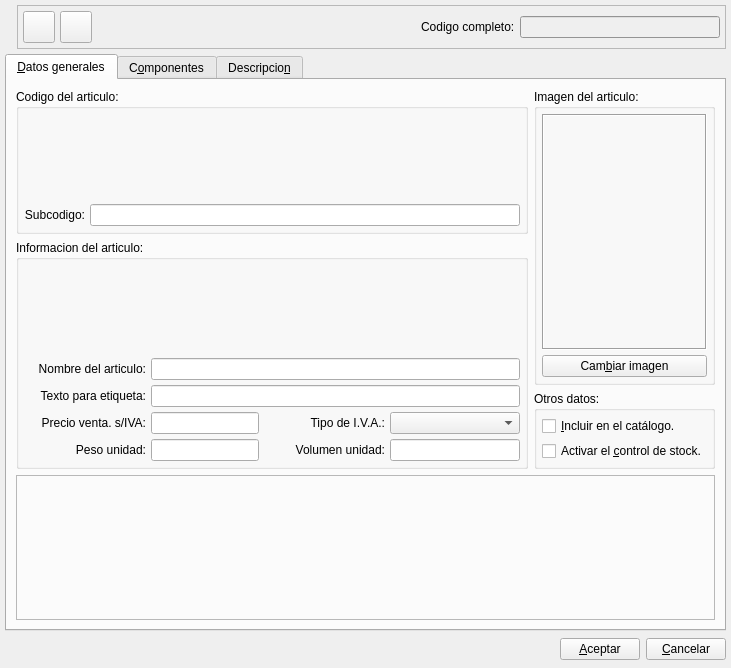
Qt form bulmages/bulmafact/src/articleeditbase.ui (eboladev/Bulmages-1) before a commit.
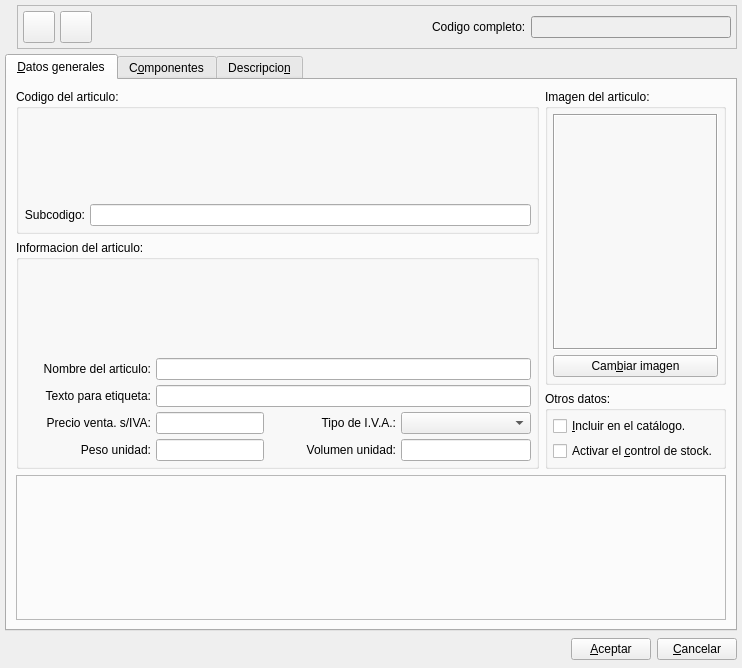
The same form after that commit. Icons and pictures are not drawn. Custom widgets are drawn as their Qt base class.

```diff
--- a/bulmages/bulmafact/src/articleeditbase.ui
+++ b/bulmages/bulmafact/src/articleeditbase.ui
@@ -5,7 +5,7 @@
    <rect>
     <x>0</x>
     <y>0</y>
-    <width>731</width>
+    <width>742</width>
     <height>668</height>
    </rect>
   </property>
@@ -152,9 +152,7 @@
         <item>
          <widget class="QLineEdit" name="mui_codigocompletoarticulo" >
           <property name="sizePolicy" >
-           <sizepolicy>
-            <hsizetype>0</hsizetype>
-            <vsizetype>0</vsizetype>
+           <sizepolicy vsizetype="Fixed" hsizetype="Fixed" >
             <horstretch>0</horstretch>
             <verstretch>0</verstretch>
            </sizepolicy>
@@ -657,7 +655,19 @@
        <property name="margin" >
         <number>9</number>
        </property>
-       <property name="spacing" >
+       <property name="topMargin" >
+        <number>9</number>
+       </property>
+       <property name="rightMargin" >
+        <number>9</number>
+       </property>
+       <property name="bottomMargin" >
+        <number>9</number>
+       </property>
+       <property name="horizontalSpacing" >
+        <number>6</number>
+       </property>
+       <property name="verticalSpacing" >
         <number>6</number>
        </property>
        <item row="3" column="0" colspan="2" >
@@ -673,9 +683,7 @@
        <item row="0" column="0" >
         <widget class="QGroupBox" name="groupBox" >
          <property name="sizePolicy" >
-          <sizepolicy>
-           <hsizetype>5</hsizetype>
-           <vsizetype>5</vsizetype>
+          <sizepolicy vsizetype="Preferred" hsizetype="Preferred" >
            <horstretch>0</horstretch>
            <verstretch>0</verstretch>
           </sizepolicy>
@@ -687,7 +695,19 @@
           <property name="margin" >
            <number>5</number>
           </property>
-          <property name="spacing" >
+          <property name="topMargin" >
+           <number>5</number>
+          </property>
+          <property name="rightMargin" >
+           <number>5</number>
+          </property>
+          <property name="bottomMargin" >
+           <number>5</number>
+          </property>
+          <property name="horizontalSpacing" >
+           <number>5</number>
+          </property>
+          <property name="verticalSpacing" >
            <number>5</number>
           </property>
           <item row="0" column="0" colspan="2" >
@@ -730,9 +750,7 @@
           <item row="1" column="1" >
            <widget class="QLineEdit" name="mui_codarticulo" >
             <property name="sizePolicy" >
-             <sizepolicy>
-              <hsizetype>7</hsizetype>
-              <vsizetype>0</vsizetype>
+             <sizepolicy vsizetype="Fixed" hsizetype="Expanding" >
               <horstretch>0</horstretch>
               <verstretch>0</verstretch>
              </sizepolicy>
@@ -745,9 +763,7 @@
        <item row="2" column="1" >
         <widget class="QGroupBox" name="groupBox_3" >
          <property name="sizePolicy" >
-          <sizepolicy>
-           <hsizetype>5</hsizetype>
-           <vsizetype>0</vsizetype>
+          <sizepolicy vsizetype="Fixed" hsizetype="Preferred" >
            <horstretch>0</horstretch>
            <verstretch>0</verstretch>
           </sizepolicy>
@@ -800,9 +816,7 @@
           <item>
            <widget class="QLabel" name="m_imagen" >
             <property name="sizePolicy" >
-             <sizepolicy>
-              <hsizetype>5</hsizetype>
-              <vsizetype>5</vsizetype>
+             <sizepolicy vsizetype="Preferred" hsizetype="Preferred" >
               <horstretch>0</horstretch>
               <verstretch>0</verstretch>
              </sizepolicy>
@@ -840,9 +854,7 @@
        <item rowspan="2" row="1" column="0" >
         <widget class="QGroupBox" name="groupBox_2" >
          <property name="sizePolicy" >
-          <sizepolicy>
-           <hsizetype>5</hsizetype>
-           <vsizetype>5</vsizetype>
+          <sizepolicy vsizetype="Preferred" hsizetype="Preferred" >
            <horstretch>0</horstretch>
            <verstretch>0</verstretch>
           </sizepolicy>
@@ -854,15 +866,25 @@
           <property name="margin" >
            <number>5</number>
           </property>
-          <property name="spacing" >
+          <property name="topMargin" >
+           <number>5</number>
+          </property>
+          <property name="rightMargin" >
+           <number>5</number>
+          </property>
+          <property name="bottomMargin" >
+           <number>5</number>
+          </property>
+          <property name="horizontalSpacing" >
+           <number>5</number>
+          </property>
+          <property name="verticalSpacing" >
            <number>5</number>
           </property>
           <item row="0" column="0" colspan="4" >
            <widget class="BusquedaTipoArticulo" native="1" name="mui_idtipoarticulo" >
             <property name="sizePolicy" >
-             <sizepolicy>
-              <hsizetype>7</hsizetype>
-              <vsizetype>7</vsizetype>
+             <sizepolicy vsizetype="Expanding" hsizetype="Expanding" >
               <horstretch>0</horstretch>
               <verstretch>0</verstretch>
              </sizepolicy>
@@ -881,9 +903,7 @@
           <item row="4" column="1" >
            <widget class="QLineEdit" name="mui_pesoundarticulo" >
             <property name="sizePolicy" >
-             <sizepolicy>
-              <hsizetype>0</hsizetype>
-              <vsizetype>0</vsizetype>
+             <sizepolicy vsizetype="Fixed" hsizetype="Fixed" >
               <horstretch>0</horstretch>
               <verstretch>0</verstretch>
              </sizepolicy>
@@ -899,9 +919,7 @@
           <item row="4" column="3" >
            <widget class="QLineEdit" name="mui_volumenundarticulo" >
             <property name="sizePolicy" >
-             <sizepolicy>
-              <hsizetype>0</hsizetype>
-              <vsizetype>5</vsizetype>
+             <sizepolicy vsizetype="Preferred" hsizetype="Fixed" >
               <horstretch>0</horstretch>
               <verstretch>0</verstretch>
              </sizepolicy>
@@ -923,9 +941,7 @@
           <item row="4" column="0" >
            <widget class="QLabel" name="textLabel3_2_4" >
             <property name="sizePolicy" >
-             <sizepolicy>
-              <hsizetype>5</hsizetype>
-              <vsizetype>5</vsizetype>
+             <sizepolicy vsizetype="Preferred" hsizetype="Preferred" >
               <horstretch>0</horstretch>
               <verstretch>0</verstretch>
              </sizepolicy>
@@ -941,9 +957,7 @@
           <item row="3" column="1" >
            <widget class="QLineEdit" name="mui_pvparticulo" >
             <property name="sizePolicy" >
-             <sizepolicy>
-              <hsizetype>0</hsizetype>
-              <vsizetype>0</vsizetype>
+             <sizepolicy vsizetype="Fixed" hsizetype="Fixed" >
               <horstretch>0</horstretch>
               <verstretch>0</verstretch>
              </sizepolicy>
@@ -959,9 +973,7 @@
           <item row="3" column="0" >
            <widget class="QLabel" name="textLabel3_2_3" >
             <property name="sizePolicy" >
-             <sizepolicy>
-              <hsizetype>5</hsizetype>
-              <vsizetype>5</vsizetype>
+             <sizepolicy vsizetype="Preferred" hsizetype="Preferred" >
               <horstretch>0</horstretch>
               <verstretch>0</verstretch>
              </sizepolicy>
@@ -980,9 +992,7 @@
           <item row="1" column="0" >
            <widget class="QLabel" name="textLabel2" >
             <property name="sizePolicy" >
-             <sizepolicy>
-              <hsizetype>5</hsizetype>
-              <vsizetype>5</vsizetype>
+             <sizepolicy vsizetype="Preferred" hsizetype="Preferred" >
               <horstretch>0</horstretch>
               <verstretch>0</verstretch>
              </sizepolicy>
@@ -1008,9 +1018,7 @@
              <bool>true</bool>
             </property>
             <property name="sizePolicy" >
-             <sizepolicy>
-              <hsizetype>5</hsizetype>
-              <vsizetype>5</vsizetype>
+             <sizepolicy vsizetype="Preferred" hsizetype="Preferred" >
               <horstretch>0</horstretch>
               <verstretch>0</verstretch>
              </sizepolicy>
@@ -1026,9 +1034,7 @@
           <item row="4" column="2" >
            <widget class="QLabel" name="textLabel3_2_5" >
             <property name="sizePolicy" >
-             <sizepolicy>
-              <hsizetype>5</hsizetype>
-              <vsizetype>5</vsizetype>
+             <sizepolicy vsizetype="Preferred" hsizetype="Preferred" >
               <horstretch>0</horstretch>
               <verstretch>0</verstretch>
              </sizepolicy>
@@ -1044,9 +1050,7 @@
           <item row="3" column="3" >
            <widget class="BusquedaTipoIva" name="mui_idtipo_iva" >
             <property name="sizePolicy" >
-             <sizepolicy>
-              <hsizetype>0</hsizetype>
-              <vsizetype>5</vsizetype>
+             <sizepolicy vsizetype="Preferred" hsizetype="Fixed" >
               <horstretch>0</horstretch>
               <verstretch>0</verstretch>
              </sizepolicy>
@@ -1062,9 +1066,7 @@
           <item row="3" column="2" >
            <widget class="QLabel" name="textLabel10" >
             <property name="sizePolicy" >
-             <sizepolicy>
-              <hsizetype>5</hsizetype>
-              <vsizetype>5</vsizetype>
+             <sizepolicy vsizetype="Preferred" hsizetype="Preferred" >
               <horstretch>0</horstretch>
               <verstretch>0</verstretch>
              </sizepolicy>
```
Left out of the diff: 132 changed lines with no effect on the pictures.
